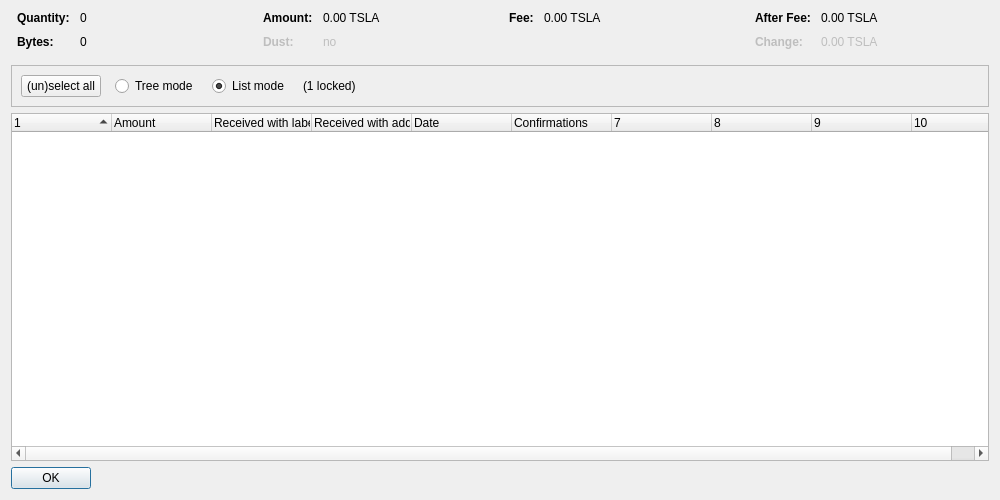
Qt form src/qt/forms/coincontroldialog.ui (caffeine239/bitcoin) before a commit.
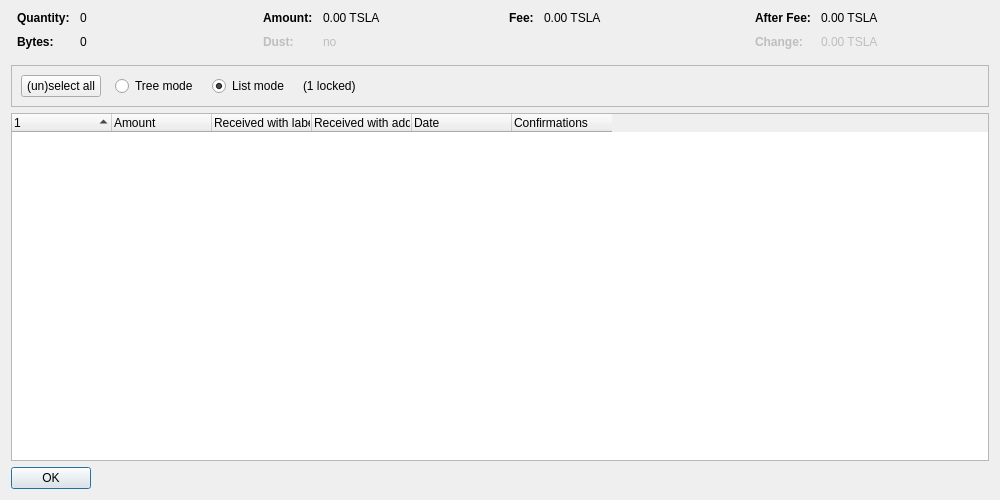
The same form after that commit. Custom widgets are drawn as their Qt base class.

What changed in the file:
```diff
--- a/src/qt/forms/coincontroldialog.ui
+++ b/src/qt/forms/coincontroldialog.ui
@@ -402,7 +402,7 @@
       <bool>false</bool>
      </property>
      <property name="columnCount">
-      <number>10</number>
+      <number>6</number>
      </property>
      <attribute name="headerShowSortIndicator" stdset="0">
       <bool>true</bool>
```
